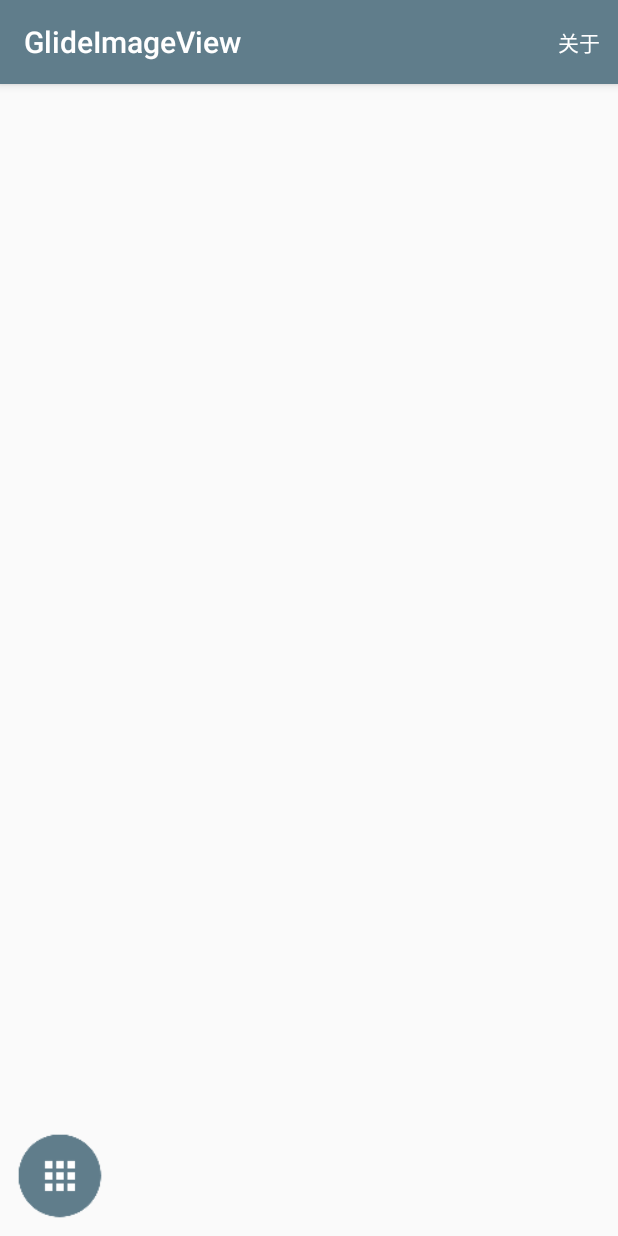
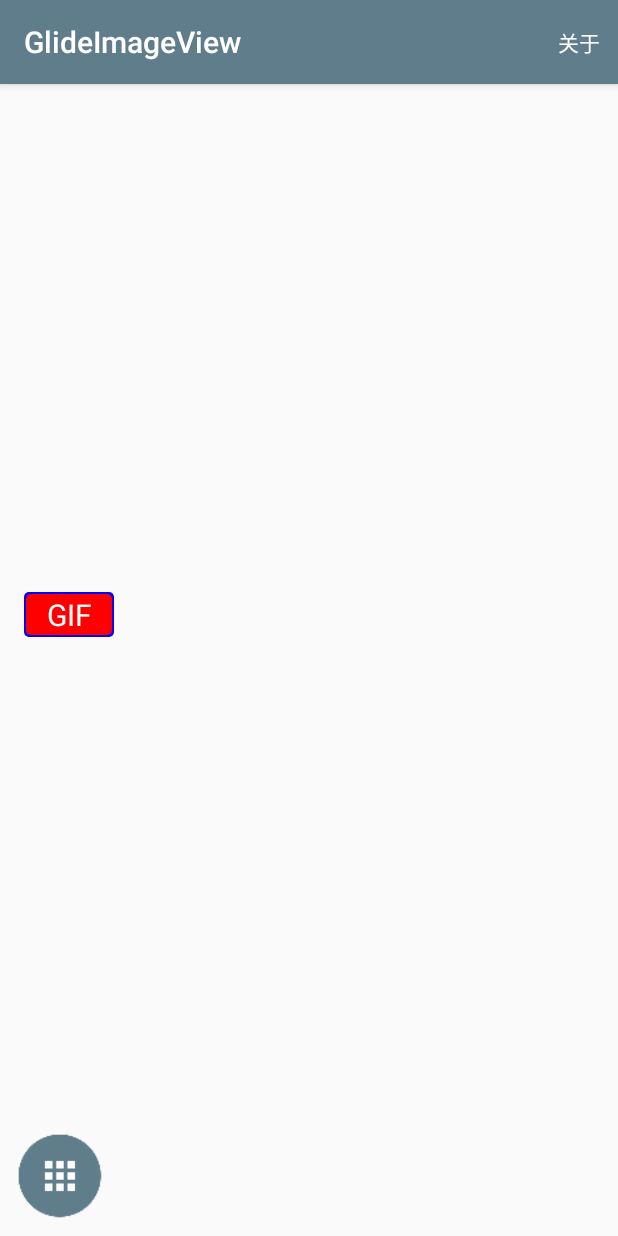
Before and after one commit to PeonePen/multiplewr, an Android app: the screen it shows after launch (MainActivity), on a phone screen of 412 x 824 dp. Run offline under Robolectric (Android 15) with nearby library versions, the phone set to English and light mode, and no system bars; pictures from the network do not load; 6 statements that could not run were skipped.

Commit message:
整理代码

```diff
--- a/GlideImageView/src/main/java/com/sunfusheng/progress/ProgressManager.java
+++ b/GlideImageView/src/main/java/com/sunfusheng/progress/ProgressManager.java
@@ -51,6 +51,7 @@ public class ProgressManager {
     public static void addListener(String url, OnProgressListener listener) {
         if (!TextUtils.isEmpty(url) && listener != null) {
             listenersMap.put(url, listener);
+            listener.onProgress(false, 1, 0, 0);
         }
     }
 
--- a/GlideImageView/src/main/java/com/sunfusheng/progress/ProgressResponseBody.java
+++ b/GlideImageView/src/main/java/com/sunfusheng/progress/ProgressResponseBody.java
@@ -53,8 +53,8 @@ public class ProgressResponseBody extends ResponseBody {
 
     private Source source(Source source) {
         return new ForwardingSource(source) {
-            long totalBytesRead = 0;
-            long lastTotalBytesRead = 0;
+            long totalBytesRead;
+            long lastTotalBytesRead;
 
             @Override
             public long read(@NonNull Buffer sink, long byteCount) throws IOException {
--- a/Sample/src/main/java/com/sunfusheng/glideimageview/sample/MainActivity.java
+++ b/Sample/src/main/java/com/sunfusheng/glideimageview/sample/MainActivity.java
@@ -1,6 +1,12 @@
 package com.sunfusheng.glideimageview.sample;
 
+import android.content.Context;
 import android.content.Intent;
+import android.graphics.Bitmap;
+import android.graphics.Canvas;
+import android.graphics.Color;
+import android.graphics.Paint;
+import android.graphics.RectF;
 import android.os.Bundle;
 import android.support.v4.app.ActivityCompat;
 import android.support.v4.app.ActivityOptionsCompat;
@@ -8,6 +14,7 @@ import android.util.Log;
 import android.view.Menu;
 import android.view.MenuItem;
 import android.view.View;
+import android.widget.ImageView;
 
 import com.bumptech.glide.load.engine.DiskCacheStrategy;
 import com.sunfusheng.FirUpdater;
@@ -15,6 +22,7 @@ import com.sunfusheng.GlideImageView;
 import com.sunfusheng.glideimageview.sample.about.AboutActivity;
 import com.sunfusheng.glideimageview.sample.image.SingleImageActivity;
 import com.sunfusheng.progress.CircleProgressView;
+import com.sunfusheng.util.Utils;
 
 /**
  * @author by sunfusheng on 2017/6/3.
@@ -96,6 +104,33 @@ public class MainActivity extends BaseActivity {
         line1();
         line2();
         line3();
+
+        ImageView vBitMap = findViewById(R.id.bitmap);
+        Bitmap bitmap = getTextBitmap(this, 60, 30, "GIF", 20);
+        vBitMap.setImageBitmap(bitmap);
+
+    }
+
+    public static Bitmap getTextBitmap(Context context, int width, int height, String text, int textSize) {
+        int padding = Utils.dp2px(context, 1);
+        int radius = Utils.dp2px(context, 3);
+        Bitmap bitmap = Bitmap.createBitmap(Utils.dp2px(context, width), Utils.dp2px(context, height), Bitmap.Config.ARGB_8888);
+        Canvas canvas = new Canvas(bitmap);
+        RectF rect = new RectF(0, 0, canvas.getWidth(), canvas.getHeight());
+        Paint paint = new Paint(Paint.ANTI_ALIAS_FLAG);
+        // draw background
+        paint.setColor(Color.BLUE);
+        canvas.drawRoundRect(rect, radius, radius, paint);
+        paint.setColor(Color.RED);
+        canvas.drawRoundRect(new RectF(padding, padding, rect.width() - padding, rect.height() - padding), radius, radius, paint);
+        // draw text
+        paint.setColor(Color.WHITE);
+        paint.setTextSize(Utils.dp2px(context, textSize));
+        paint.setTextAlign(Paint.Align.CENTER);
+        Paint.FontMetricsInt fontMetrics = paint.getFontMetricsInt();
+        float baseline = (rect.bottom + rect.top - fontMetrics.bottom - fontMetrics.top) / 2;
+        canvas.drawText(text, rect.centerX(), baseline, paint);
+        return bitmap;
     }
 
     private void line1() {
@@ -113,8 +148,8 @@ public class MainActivity extends BaseActivity {
     }
 
     private void line3() {
-        image31.fitCenter().diskCacheStrategy(DiskCacheStrategy.NONE).load(girl, R.color.placeholder, (isComplete, percentage, bytesRead, totalBytes) -> {
-            Log.d("--->", "【load girl】 percentage: " + percentage + " totalBytes: " + totalBytes + " bytesRead: " + bytesRead);
+        image31.fitCenter().error(R.mipmap.image_load_err).diskCacheStrategy(DiskCacheStrategy.NONE).load(girl, R.color.placeholder, (isComplete, percentage, bytesRead, totalBytes) -> {
+//            Log.d("--->", "load percentage: " + percentage + " totalBytes: " + totalBytes + " bytesRead: " + bytesRead);
             if (isComplete) {
                 progressView1.setVisibility(View.GONE);
             } else {
@@ -123,7 +158,7 @@ public class MainActivity extends BaseActivity {
             }
         });
 
-        image32.load(cat, R.color.placeholder, (isComplete, percentage, bytesRead, totalBytes) -> {
+        image32.error(R.mipmap.image_load_err).load(cat, R.color.placeholder, (isComplete, percentage, bytesRead, totalBytes) -> {
             if (isComplete) {
                 progressView2.setVisibility(View.GONE);
             } else {
--- a/Sample/src/main/java/com/sunfusheng/glideimageview/sample/MultiImageViewActivity.java
+++ b/Sample/src/main/java/com/sunfusheng/glideimageview/sample/MultiImageViewActivity.java
@@ -84,7 +84,7 @@ public class MultiImageViewActivity extends BaseActivity {
             viewHolder.multiImageView.enableRoundCorner(true)
                     .setRoundCornerRadius(5)
                     .loadGif(false)
-                    .setData(list, getLayoutHelper(list));
+                    .setData(list, getLayoutHelper(list), model.desc);
         }
 
         private GridLayoutHelper getLayoutHelper(List<ImageData> list) {
--- a/Sample/src/main/java/com/sunfusheng/glideimageview/sample/model/ModelUtil.java
+++ b/Sample/src/main/java/com/sunfusheng/glideimageview/sample/model/ModelUtil.java
@@ -22,7 +22,7 @@ public class ModelUtil {
         list.add(new ImageModel("1张GIF动态图", images));
 
         images = new ArrayList<>();
-        images.add("http://img5.imgtn.bdimg.com/it/u=2091366266,1524114981&fm=21&gp=0.jpg");
+        images.add("http://img3.imgtn.bdimg.com/it/u=524208507,12616758&fm=206&gp=0.jpg");
         images.add("http://img5.imgtn.bdimg.com/it/u=2091366266,1524114981&fm=21&gp=0.jpg");
         images.add("http://img5.imgtn.bdimg.com/it/u=1424970962,1243597989&fm=21&gp=0.jpg");
         list.add(new ImageModel("3张图片", images));
--- a/Sample/src/main/res/layout/activity_main.xml
+++ b/Sample/src/main/res/layout/activity_main.xml
@@ -173,6 +173,12 @@
 
             </android.support.constraint.ConstraintLayout>
 
+            <ImageView
+                android:id="@+id/bitmap"
+                android:layout_width="wrap_content"
+                android:layout_height="wrap_content"
+                android:layout_margin="16dp"/>
+
         </LinearLayout>
     </ScrollView>
 
```
Also changed, not shown: GlideImageView/src/main/java/com/sunfusheng/GlideImageLoader.java (+12 -3 lines), GlideImageView/src/main/java/com/sunfusheng/GlideImageView.java (+42 -0 lines), Sample/src/main/java/com/sunfusheng/glideimageview/sample/widget/MultiImageView/ImageCell.java (+9 -2 lines), Sample/src/main/java/com/sunfusheng/glideimageview/sample/widget/MultiImageView/MultiImageView.java (+11 -11 lines), 1 other file.
